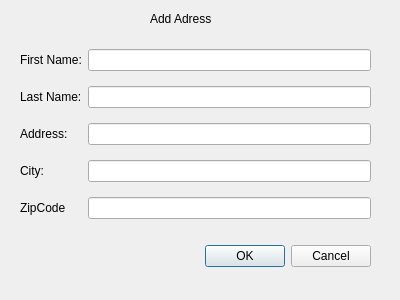
Qt form Addressbook/adddialog.ui (MartinFleischer/C4J) before a commit.
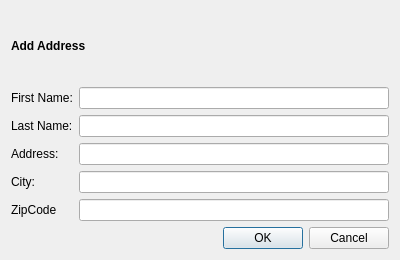
The same form after that commit.

The edit to the form file:
```diff
--- a/Addressbook/adddialog.ui
+++ b/Addressbook/adddialog.ui
@@ -7,103 +7,108 @@
     <x>0</x>
     <y>0</y>
     <width>400</width>
-    <height>300</height>
+    <height>260</height>
    </rect>
   </property>
+  <property name="minimumSize">
+   <size>
+    <width>400</width>
+    <height>260</height>
+   </size>
+  </property>
+  <property name="maximumSize">
+   <size>
+    <width>400</width>
+    <height>260</height>
+   </size>
+  </property>
+  <property name="font">
+   <font>
+    <weight>50</weight>
+    <bold>false</bold>
+   </font>
+  </property>
   <property name="windowTitle">
    <string>Dialog</string>
   </property>
-  <widget class="QDialogButtonBox" name="addAddressButtonBox">
-   <property name="geometry">
-    <rect>
-     <x>30</x>
-     <y>240</y>
-     <width>341</width>
-     <height>32</height>
-    </rect>
-   </property>
-   <property name="orientation">
-    <enum>Qt::Horizontal</enum>
-   </property>
-   <property name="standardButtons">
-    <set>QDialogButtonBox::Cancel|QDialogButtonBox::Ok</set>
-   </property>
-  </widget>
-  <widget class="QLabel" name="addAddressLable">
-   <property name="geometry">
-    <rect>
-     <x>150</x>
-     <y>10</y>
-     <width>81</width>
-     <height>17</height>
-    </rect>
-   </property>
-   <property name="text">
-    <string>Add Adress</string>
-   </property>
-  </widget>
-  <widget class="QWidget" name="layoutWidget">
-   <property name="geometry">
-    <rect>
-     <x>20</x>
-     <y>40</y>
-     <width>351</width>
-     <height>191</height>
-    </rect>
+  <property name="sizeGripEnabled">
+   <bool>false</bool>
    </property>
    <layout class="QGridLayout" name="gridLayout">
-    <item row="0" column="0">
-     <widget class="QLabel" name="firstNameLabel">
-      <property name="text">
-       <string>First Name:</string>
-      </property>
-     </widget>
-    </item>
-    <item row="0" column="1">
-     <widget class="QLineEdit" name="firstNameLineEdit"/>
-    </item>
-    <item row="1" column="0">
-     <widget class="QLabel" name="lastNameLabel">
-      <property name="text">
-       <string>Last Name:</string>
-      </property>
-     </widget>
-    </item>
-    <item row="1" column="1">
+   <item row="2" column="1">
      <widget class="QLineEdit" name="lastNameLineEdit"/>
     </item>
-    <item row="2" column="0">
+   <item row="3" column="0">
      <widget class="QLabel" name="addressLabel">
       <property name="text">
        <string>Address:</string>
       </property>
      </widget>
     </item>
-    <item row="2" column="1">
+   <item row="1" column="1">
+    <widget class="QLineEdit" name="firstNameLineEdit"/>
+   </item>
+   <item row="5" column="1">
+    <widget class="QLineEdit" name="zipCodelineEdit"/>
+   </item>
+   <item row="1" column="0">
+    <widget class="QLabel" name="firstNameLabel">
+     <property name="text">
+      <string>First Name:</string>
+     </property>
+    </widget>
+   </item>
+   <item row="5" column="0">
+    <widget class="QLabel" name="zipCodeLabel">
+     <property name="text">
+      <string>ZipCode</string>
+     </property>
+    </widget>
+   </item>
+   <item row="3" column="1">
      <widget class="QLineEdit" name="addressLineEdit"/>
     </item>
-    <item row="3" column="0">
+   <item row="2" column="0">
+    <widget class="QLabel" name="lastNameLabel">
+     <property name="text">
+      <string>Last Name:</string>
+     </property>
+    </widget>
+   </item>
+   <item row="4" column="0">
      <widget class="QLabel" name="cityLabel">
       <property name="text">
        <string>City:</string>
       </property>
      </widget>
     </item>
-    <item row="3" column="1">
-     <widget class="QLineEdit" name="cityLineEdit"/>
-    </item>
-    <item row="4" column="0">
-     <widget class="QLabel" name="zipCodeLabel">
-      <property name="text">
-       <string>ZipCode</string>
-      </property>
-     </widget>
-    </item>
     <item row="4" column="1">
-     <widget class="QLineEdit" name="zipCodelineEdit"/>
-    </item>
-   </layout>
-  </widget>
+    <widget class="QLineEdit" name="cityLineEdit"/>
+   </item>
+   <item row="6" column="0" colspan="2">
+    <widget class="QDialogButtonBox" name="addAddressButtonBox">
+     <property name="orientation">
+      <enum>Qt::Horizontal</enum>
+     </property>
+     <property name="standardButtons">
+      <set>QDialogButtonBox::Cancel|QDialogButtonBox::Ok</set>
+     </property>
+    </widget>
+   </item>
+   <item row="0" column="0" colspan="2">
+    <widget class="QLabel" name="addAddressLable">
+     <property name="font">
+      <font>
+       <weight>75</weight>
+       <bold>true</bold>
+      </font>
+     </property>
+     <property name="text">
+      <string>Add Address</string>
+     </property>
+    </widget>
+   </item>
+  </layout>
  </widget>
  <resources/>
  <connections>
```
Left out of the diff: 2 changed lines with no effect on the pictures. Lines whose indentation alone changed are shown as unchanged.
